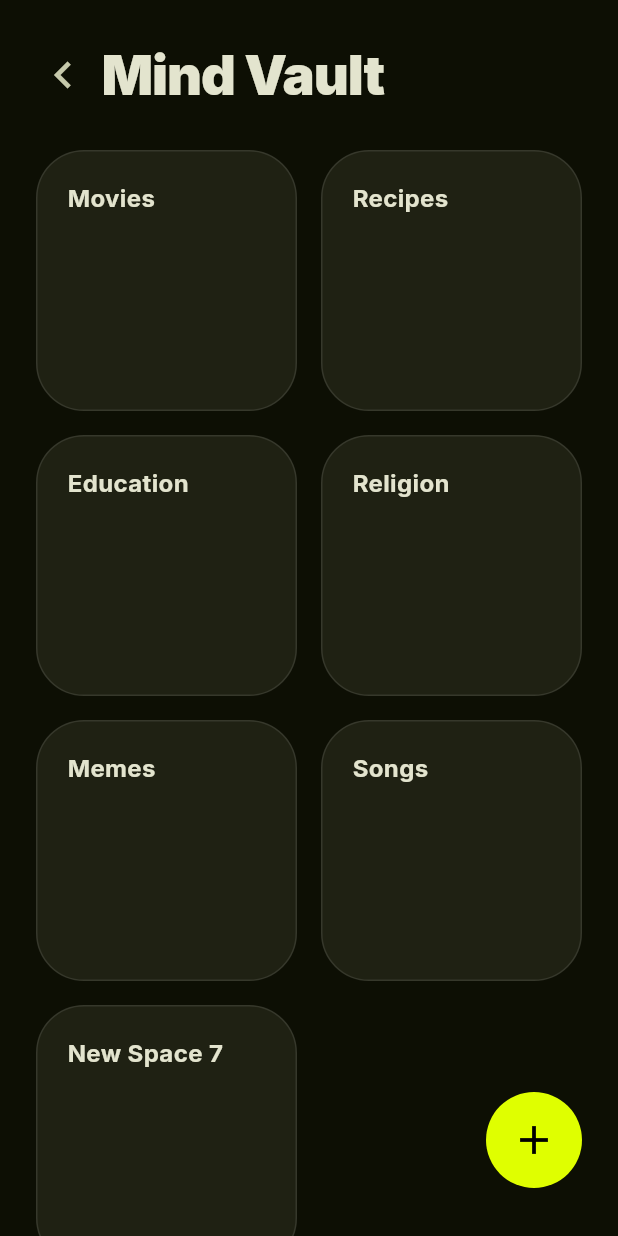
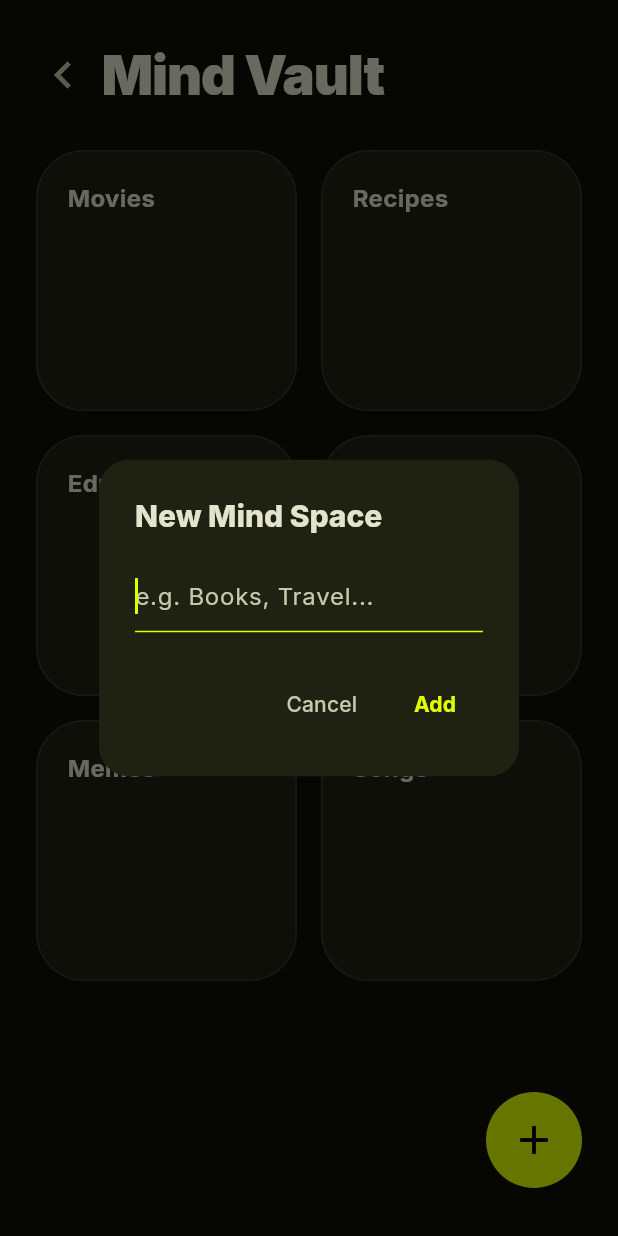
Before and after one commit to kozenkarisho/Kismet, a Flutter app: the MindVaultScreen screen opened directly, after a tap on the "add" icon, on a phone screen of 412 x 824 dp. Run offline on Flutter 3.47's test engine with Material 3 defaults, Android fonts, the phone set to English and light mode, and no system bars; our stand-ins replace google_fonts.

Commit message:
Add dialog for naming new Mind Spaces

```diff
--- a/lib/screens/mind_vault_screen.dart
+++ b/lib/screens/mind_vault_screen.dart
@@ -20,9 +20,72 @@ class _MindVaultScreenState extends State<MindVaultScreen> {
     "Songs",
   ];
 
-  void _addSpace() {
+  // Asks the user for a name via a popup dialog.
+  // Returns the typed name, or null if the user cancelled.
+  Future<String?> _askForSpaceName() async {
+    final controller = TextEditingController();
+
+    final result = await showDialog<String>(
+      context: context,
+      builder: (dialogContext) => AlertDialog(
+        backgroundColor: const Color(0xFF1F2113),
+        shape: RoundedRectangleBorder(borderRadius: BorderRadius.circular(20)),
+        title: Text(
+          'New Mind Space',
+          style: GoogleFonts.inter(
+            color: const Color(0xFFE3E4CE),
+            fontWeight: FontWeight.w800,
+            fontSize: 20,
+          ),
+        ),
+        content: TextField(
+          controller: controller,
+          autofocus: true,
+          style: GoogleFonts.inter(color: const Color(0xFFE3E4CE)),
+          decoration: InputDecoration(
+            hintText: 'e.g. Books, Travel...',
+            hintStyle: GoogleFonts.inter(color: const Color(0xFFC6C9AB)),
+            enabledBorder: const UnderlineInputBorder(
+              borderSide: BorderSide(color: Color(0xFF454932)),
+            ),
+            focusedBorder: const UnderlineInputBorder(
+              borderSide: BorderSide(color: Color(0xFFDFFF00)),
+            ),
+          ),
+        ),
+        actions: [
+          TextButton(
+            onPressed: () => Navigator.pop(dialogContext),
+            child: Text(
+              'Cancel',
+              style: GoogleFonts.inter(color: const Color(0xFFC6C9AB)),
+            ),
+          ),
+          TextButton(
+            onPressed: () => Navigator.pop(dialogContext, controller.text),
+            child: Text(
+              'Add',
+              style: GoogleFonts.inter(
+                color: const Color(0xFFDFFF00),
+                fontWeight: FontWeight.w700,
+              ),
+            ),
+          ),
+        ],
+      ),
+    );
+
+    controller.dispose();
+    return result;
+  }
+
+  Future<void> _addSpace() async {
+    final name = await _askForSpaceName();
+    // Bail out if the user cancelled or typed only whitespace.
+    if (name == null || name.trim().isEmpty) return;
+
     setState(() {
-      spaces.add("New Space ${spaces.length + 1}");
+      spaces.add(name.trim());
     });
   }
 
```
